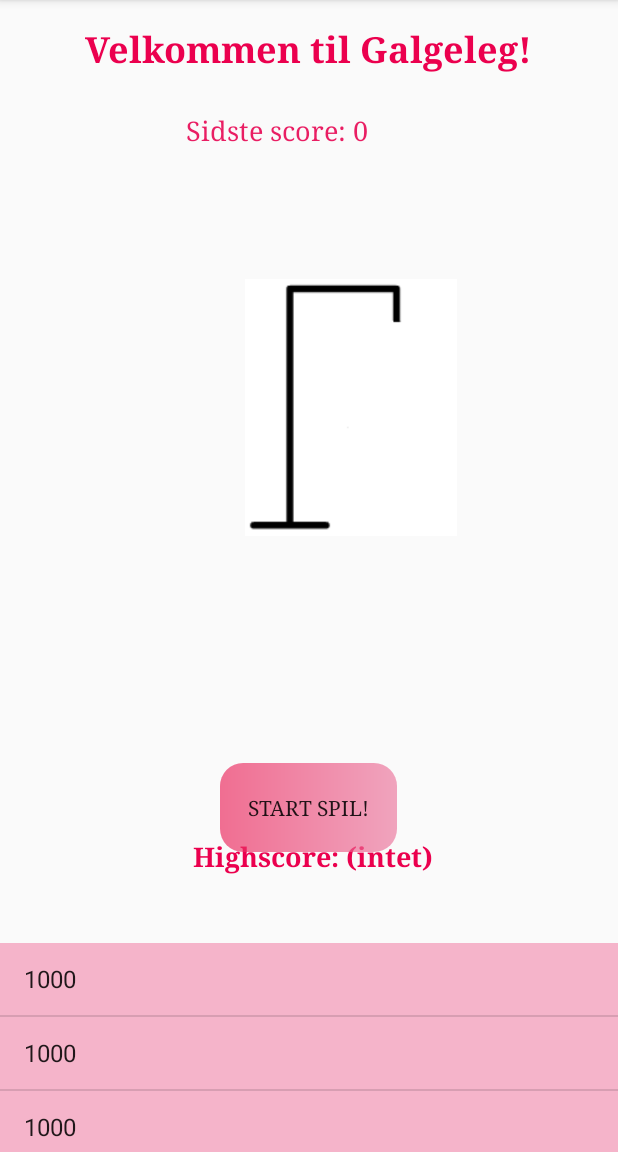
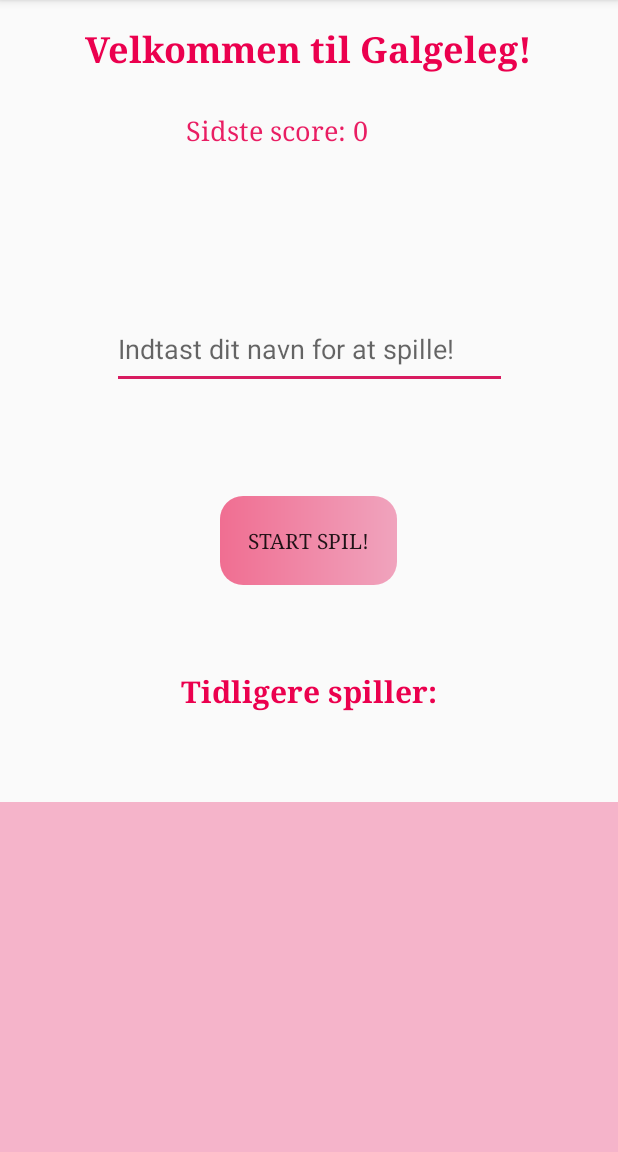
Before and after one commit to HellaAchari/GalgelegFinal, an Android app: the screen it shows after launch (Start), on a phone screen of 412 x 824 dp, the part 84-1236 px from its top. Run offline under Robolectric (Android 15) with nearby library versions, the phone set to English and light mode, and no system bars.

Commit message:
Lavet færdig

```diff
--- a/app/build.gradle
+++ b/app/build.gradle
@@ -29,4 +29,5 @@ dependencies {
     androidTestImplementation 'androidx.test.ext:junit:1.1.1'
     androidTestImplementation 'androidx.test.espresso:espresso-core:3.2.0'
     implementation 'androidx.recyclerview:recyclerview:1.0.0'
+    compile 'com.github.jinatonic.confetti:confetti:1.1.2'
 }
--- a/app/src/main/java/com/example/myapplication/Help.java
+++ b/app/src/main/java/com/example/myapplication/Help.java
@@ -18,7 +18,7 @@ public class Help extends AppCompatActivity implements View.OnClickListener {
         tx = findViewById(R.id.textViewUpdate);
         buttonnn = findViewById(R.id.button);
         buttonnn.setOnClickListener(this);
-        tx.setText("Har du problemer med at ....");
+        tx.setText(" Har du problemer med at ... (gør intet");
     }
     @Override
     public void onClick(View v) {
--- a/app/src/main/java/com/example/myapplication/Start.java
+++ b/app/src/main/java/com/example/myapplication/Start.java
@@ -11,17 +11,31 @@ import android.view.MenuItem;
 import android.view.View;
 import android.widget.ArrayAdapter;
 import android.widget.Button;
+import android.widget.EditText;
 import android.widget.ListView;
 import android.widget.TextView;
 import android.widget.Toast;
+
+import com.google.gson.Gson;
+import com.google.gson.reflect.TypeToken;
+
+import java.lang.reflect.Type;
 import java.util.ArrayList;
-
+import java.util.Collections;
 
 
 public class Start extends AppCompatActivity implements View.OnClickListener {
     Button button;
     TextView textView1, textView2, textView;
-    ArrayList<Integer> highscore = new ArrayList<>(10);
+    EditText editText;
+    ArrayList<String> navneAfBrugere = new ArrayList<>();
+    int start;
+    ArrayAdapter adapter;
+    String fåNavn;
+    Gson gson = new Gson();
+    SharedPreferences sharedPreferences;
+    SharedPreferences.Editor editor;
+    Type navneHistorik = new TypeToken<ArrayList<String>>(){}.getType();
 
     @Override
     protected void onCreate(Bundle savedInstanceState) {
@@ -32,27 +46,58 @@ public class Start extends AppCompatActivity implements View.OnClickListener {
         textView = findViewById(R.id.textVieww);
         button = findViewById(R.id.button2);
         button.setOnClickListener(this);
+        editText = findViewById(R.id.editText);
+        editText.setOnClickListener(this);
+
 
         //Listview
-        ListView listView = findViewById(R.id.highscore);
-        ArrayAdapter adapter = new ArrayAdapter(this, android.R.layout.simple_list_item_1, highscore);
+        ListView listView = findViewById(R.id.names);
+
+        sharedPreferences = getSharedPreferences("sharedPreferences", MODE_PRIVATE);
+        editor = sharedPreferences.edit();
+        String navne = sharedPreferences.getString("Navne","null");
+
+        if(!navne.equals("null")){
+            navneAfBrugere = gson.fromJson(navne,navneHistorik);
+
+        }
+
+        adapter = new ArrayAdapter(this, android.R.layout.simple_list_item_1, navneAfBrugere);
         listView.setAdapter(adapter);
+        adapter.notifyDataSetChanged();
+
         SharedPreferences sharedPreferences = getSharedPreferences("sidste_Score",MODE_PRIVATE);
-        int start = sharedPreferences.getInt("sidsteScore", 0);
+        start = sharedPreferences.getInt("sidsteScore", 0);
         textView.setText("Sidste score: "+ start);
-        sethighScore();
     }
 
     @Override
     public void onClick(View v) {
-        Intent i = new Intent(this, MainActivity.class);
-        startActivity(i);
-    }
-    public void sethighScore(){
-        for (int i = 0; i < 5; i++) {
-            highscore.add(1000);
+        fåNavn = editText.getText().toString();
+        if (navneAfBrugere.size()<10&&fåNavn.length()<12 && fåNavn.length()!=0){
+            navneAfBrugere.add(fåNavn);
+            Collections.sort(navneAfBrugere);
+            editText.setText("");
+            editor.putString("Navne", gson.toJson(navneAfBrugere, navneHistorik));
+            editor.apply();
+                if (button==v){
+                    Intent i = new Intent(this, MainActivity.class);
+                    startActivity(i);
+                }
+        }
+         else{
+            navneAfBrugere.remove(0);
+            }
+        if (fåNavn.length() >12){
+            editText.setError("For langt et navn!");
+            editText.setText("");
+        }
+        else if (fåNavn.length() == 0 ){
+            editText.setError("Indtast et navn, tak! ");
+            editText.setText("");
         }
     }
+
     @Override
     public boolean onCreateOptionsMenu(Menu menu) {
         MenuInflater menuInflater =getMenuInflater();
--- a/app/src/main/java/com/example/myapplication/Tabt.java
+++ b/app/src/main/java/com/example/myapplication/Tabt.java
@@ -27,7 +27,7 @@ public class Tabt extends AppCompatActivity implements View.OnClickListener {
         setContentView(R.layout.activity_tabt);
         lose = MediaPlayer.create(Tabt.this,R.raw.losing);
         textView =findViewById(R.id.textView3);
-        textView.setText("ØVV! Du tabte :-(");
+        textView.setText("ØVV! Du tabte :-(((");
         textView2 = findViewById(R.id.textView2);
         lose.start();
         button1 = findViewById(R.id.button1);
@@ -36,7 +36,6 @@ public class Tabt extends AppCompatActivity implements View.OnClickListener {
         button2.setOnClickListener(this);
         scaleAnimation = AnimationUtils.loadAnimation(this, R.anim.scale_animation);
         rotateAnimation = AnimationUtils.loadAnimation(this, R.anim.rotate);
-
         Intent intent =getIntent();
         String tabtOrd = intent.getStringExtra("Ordet");
         textView2.setText(tabtOrd);
--- a/app/src/main/res/layout/activity_help.xml
+++ b/app/src/main/res/layout/activity_help.xml
@@ -16,7 +16,7 @@
         android:background="@drawable/round_button"
         android:fontFamily="serif"
         android:text=""
-        android:textAlignment="textStart"
+        android:textAlignment="center"
         android:textColor="#E91E63"
         android:textSize="14sp"
         app:layout_constraintBottom_toTopOf="@+id/button"
--- a/app/src/main/res/layout/activity_start.xml
+++ b/app/src/main/res/layout/activity_start.xml
@@ -4,20 +4,8 @@
     xmlns:tools="http://schemas.android.com/tools"
     android:layout_width="match_parent"
     android:layout_height="match_parent"
-    tools:context=".Start">
-
-    <ImageView
-        android:id="@+id/imageView3"
-        android:layout_width="141dp"
-        android:layout_height="214dp"
-        android:layout_marginStart="24dp"
-        app:layout_constraintBottom_toBottomOf="parent"
-        app:layout_constraintEnd_toEndOf="parent"
-        app:layout_constraintHorizontal_bias="0.565"
-        app:layout_constraintStart_toStartOf="parent"
-        app:layout_constraintTop_toBottomOf="@+id/textView5"
-        app:layout_constraintVertical_bias="0.228"
-        app:srcCompat="@drawable/galge" />
+    tools:context=".Start"
+    >
 
     <TextView
         android:id="@+id/textView5"
@@ -39,14 +27,16 @@
         android:id="@+id/button2"
         android:layout_width="118dp"
         android:layout_height="59dp"
-        android:layout_marginBottom="200dp"
+        android:layout_marginTop="61dp"
+        android:layout_marginBottom="368dp"
         android:background="@drawable/full_button"
         android:fontFamily="serif"
         android:text="Start spil!"
         app:layout_constraintBottom_toBottomOf="parent"
         app:layout_constraintEnd_toEndOf="parent"
         app:layout_constraintHorizontal_bias="0.498"
-        app:layout_constraintStart_toStartOf="parent" />
+        app:layout_constraintStart_toStartOf="parent"
+        app:layout_constraintTop_toBottomOf="@+id/editText" />
 
     <TextView
         android:id="@+id/textView6"
@@ -54,27 +44,30 @@
         android:layout_height="39dp"
         android:layout_marginStart="80dp"
         android:fontFamily="serif"
-        android:text="Highscore: (intet)"
+        android:text="Tidligere spiller: "
         android:textAlignment="center"
         android:textAllCaps="false"
         android:textColor="#EB004E"
-        android:textSize="18sp"
+        android:textSize="20dp"
         android:textStyle="bold"
         app:layout_constraintBottom_toBottomOf="parent"
         app:layout_constraintEnd_toEndOf="parent"
         app:layout_constraintHorizontal_bias="0.0"
         app:layout_constraintStart_toStartOf="parent"
         app:layout_constraintTop_toTopOf="parent"
-        app:layout_constraintVertical_bias="0.767" />
+        app:layout_constraintVertical_bias="0.614" />
 
     <ListView
-        android:id="@+id/highscore"
+        android:id="@+id/names"
         android:layout_width="416dp"
-        android:layout_height="139dp"
+        android:layout_height="233dp"
+        android:layout_marginTop="21dp"
         android:background="#51E91E63"
+        android:textAlignment="center"
+        android:textSize="18sp"
         app:layout_constraintBottom_toBottomOf="parent"
         app:layout_constraintStart_toStartOf="parent"
-        app:layout_constraintTop_toTopOf="parent"
+        app:layout_constraintTop_toBottomOf="@+id/textView6"
         app:layout_constraintVertical_bias="1.0" />
 
     <TextView
@@ -93,4 +86,17 @@
         app:layout_constraintTop_toTopOf="parent"
         app:layout_constraintVertical_bias="0.103" />
 
+    <EditText
+        android:id="@+id/editText"
+        android:layout_width="263dp"
+        android:layout_height="53dp"
+        android:ems="10"
+        android:hint="Indtast dit navn for at spille!"
+        android:inputType="textPersonName"
+        app:layout_constraintBottom_toBottomOf="parent"
+        app:layout_constraintEnd_toEndOf="parent"
+        app:layout_constraintStart_toStartOf="parent"
+        app:layout_constraintTop_toTopOf="parent"
+        app:layout_constraintVertical_bias="0.288" />
+
 </androidx.constraintlayout.widget.ConstraintLayout>
--- a/build.gradle
+++ b/build.gradle
@@ -8,6 +8,7 @@ buildscript {
     }
     dependencies {
         classpath 'com.android.tools.build:gradle:3.5.1'
+
 
         // NOTE: Do not place your application dependencies here; they belong
         // in the individual module build.gradle files
```
Also changed, not shown: app/src/main/java/com/example/myapplication/MainActivity.java (+6 -4 lines), app/src/main/java/com/example/myapplication/Vind.java (+19 -3 lines), app/src/main/res/layout/activity_vind.xml (+5 -4 lines), app/src/main/res/drawable/vundetsmiley.jpg (added).
